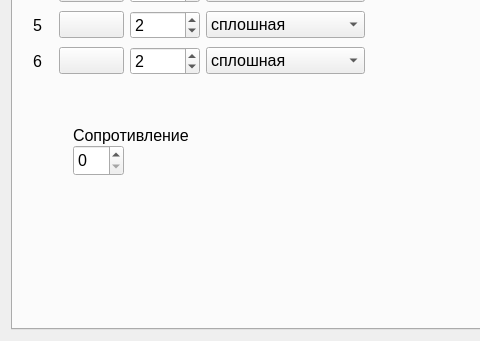
This is UI.ui in Nenu1985/stend as Qt 5 draws it before an edit; both pictures show x 0 to 480 and y 237 to 578 of the 791 by 578 pixel window. The edited form follows.
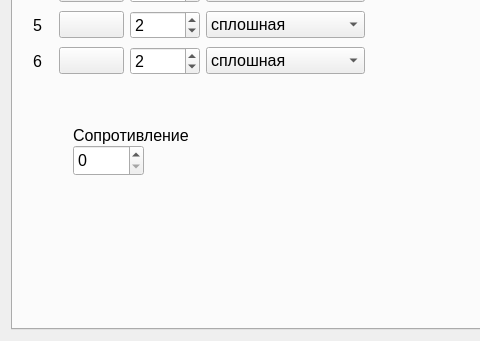
This is the edited form. The open tabs and pages were chosen to show the change. Icons and pictures are not drawn.

What changed in the file:
```diff
--- a/UI.ui
+++ b/UI.ui
@@ -33,7 +33,7 @@
         <rect>
          <x>60</x>
          <y>340</y>
-         <width>51</width>
+         <width>71</width>
          <height>31</height>
         </rect>
        </property>
@@ -42,6 +42,9 @@
          <pointsize>12</pointsize>
         </font>
        </property>
+       <property name="maximum">
+        <number>999</number>
+       </property>
       </widget>
       <widget class="QLabel" name="label_7">
        <property name="geometry">
```
Left out of the diff: 2 changed lines with no effect on the pictures.
